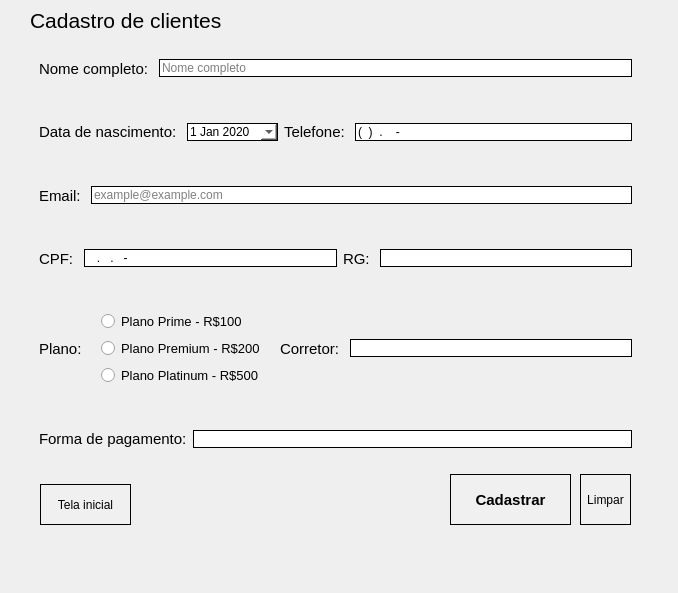
Before: the Qt Designer form cadastrar.ui in E-Fernandez-Albuquerque/Projeto_IF, drawn with Qt 5.
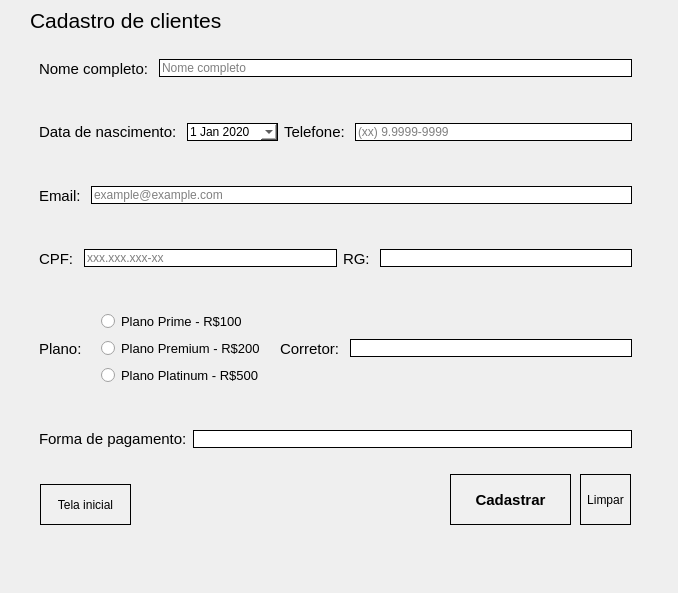
After: the same form once the commit is applied.

Diff of the .ui file:
```diff
--- a/cadastrar.ui
+++ b/cadastrar.ui
@@ -182,7 +182,7 @@
            <set>Qt::ImhDigitsOnly</set>
           </property>
           <property name="inputMask">
-           <string>(xx) x.xxxx-xxxx</string>
+           <string/>
           </property>
           <property name="frame">
            <bool>true</bool>
@@ -267,7 +267,7 @@
            <set>Qt::ImhDigitsOnly</set>
           </property>
           <property name="inputMask">
-           <string>xxx.xxx.xxx-xx</string>
+           <string/>
           </property>
           <property name="placeholderText">
            <string>xxx.xxx.xxx-xx</string>
```
